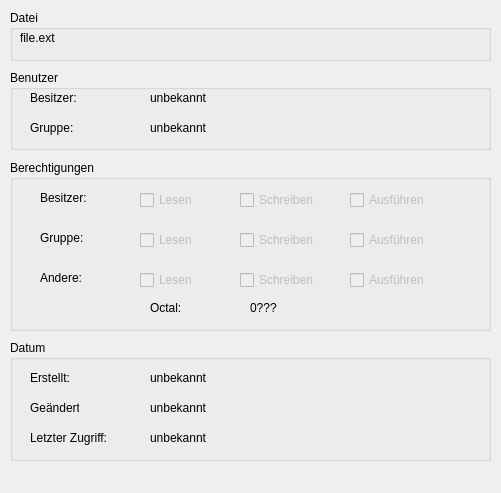
Qt form fileinfowindow.ui (striezel/qt-commander) before a commit.
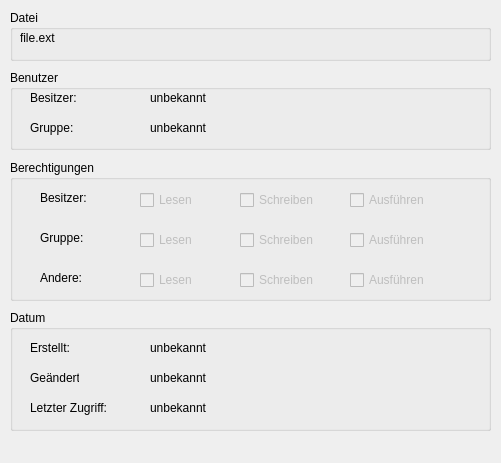
The same form after that commit. Icons and pictures are not drawn.

Commit message:
remove octal value display from file information window
It was not active on Windows anyway, so it's not much use for me,
because I'm currently sitting on a Windows machine. (That may
change in a few hours, though.)

Diff of the .ui file:
```diff
--- a/fileinfowindow.ui
+++ b/fileinfowindow.ui
@@ -7,7 +7,7 @@
     <x>0</x>
     <y>0</y>
     <width>501</width>
-    <height>493</height>
+    <height>463</height>
    </rect>
   </property>
   <property name="windowTitle">
@@ -23,7 +23,7 @@
       <x>10</x>
       <y>160</y>
       <width>481</width>
-      <height>171</height>
+      <height>141</height>
      </rect>
     </property>
     <property name="title">
@@ -212,32 +212,6 @@
       <string>Ausführen</string>
      </property>
     </widget>
-    <widget class="QLabel" name="lblOctal">
-     <property name="geometry">
-      <rect>
-       <x>140</x>
-       <y>140</y>
-       <width>49</width>
-       <height>16</height>
-      </rect>
-     </property>
-     <property name="text">
-      <string>Octal:</string>
-     </property>
-    </widget>
-    <widget class="QLabel" name="lblOctalValue">
-     <property name="geometry">
-      <rect>
-       <x>240</x>
-       <y>140</y>
-       <width>49</width>
-       <height>16</height>
-      </rect>
-     </property>
-     <property name="text">
-      <string>0???</string>
-     </property>
-    </widget>
    </widget>
    <widget class="QGroupBox" name="gbFile">
     <property name="geometry">
@@ -334,7 +308,7 @@
     <property name="geometry">
      <rect>
       <x>10</x>
-      <y>340</y>
+      <y>310</y>
       <width>481</width>
       <height>121</height>
      </rect>
```
The commit also changes 1 other file.
